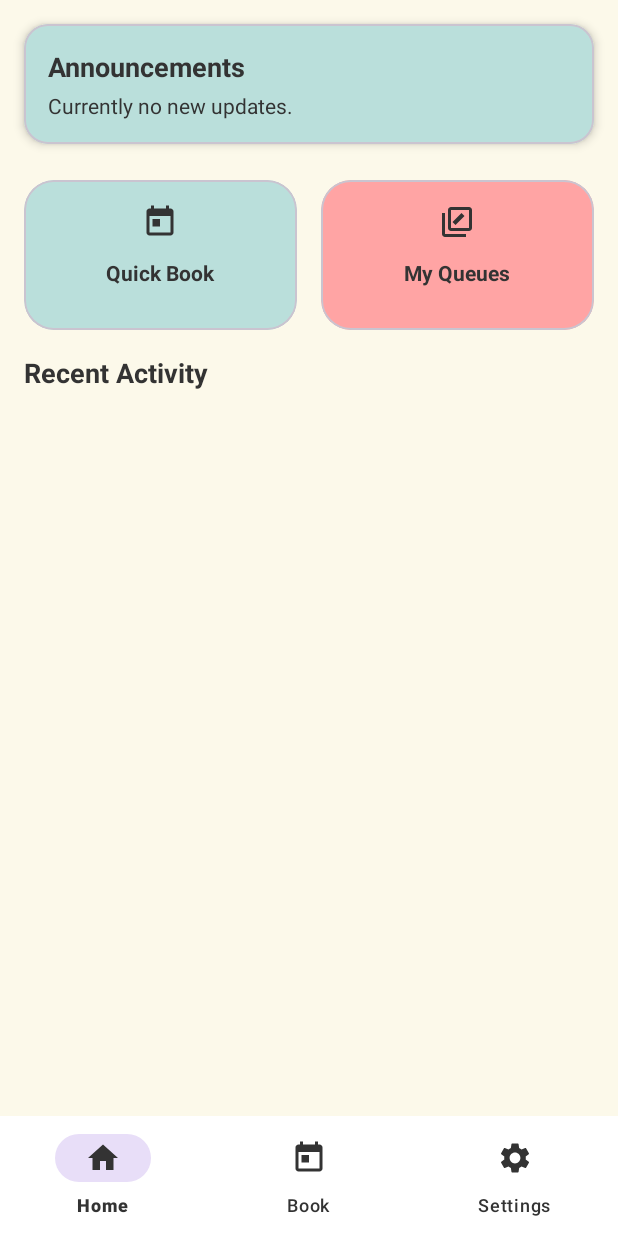
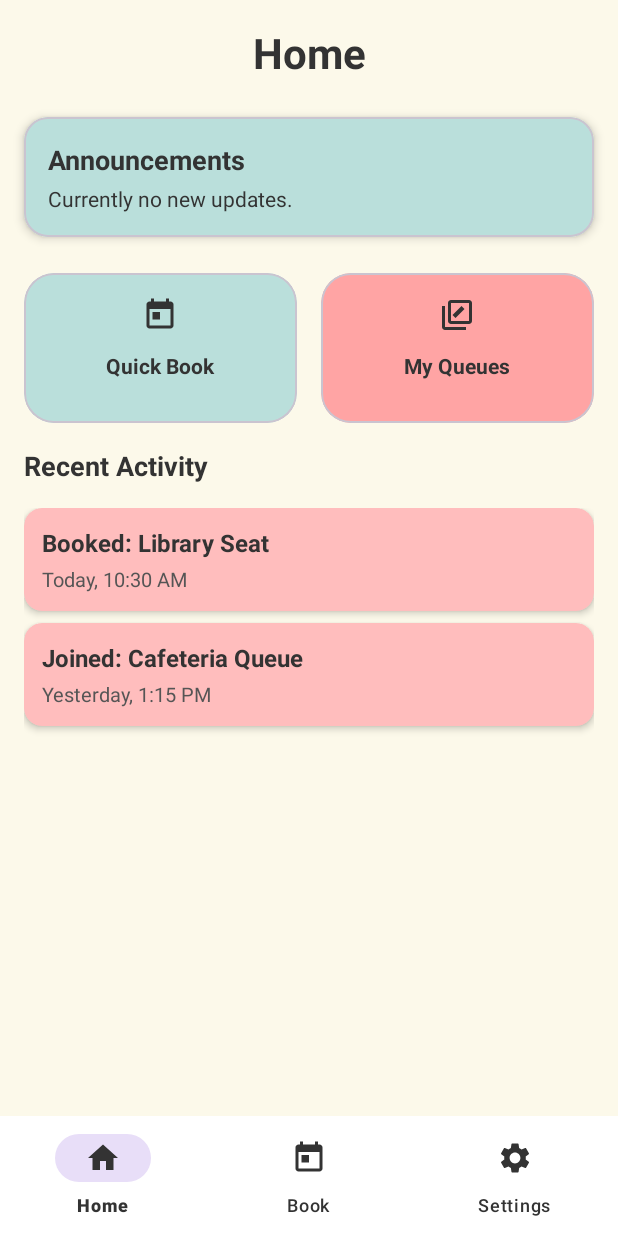
Before and after one commit to boslqx/SmartQueue, an Android app: the screen it shows after launch once a user with an empty profile is signed in (DashboardActivity), on a phone screen of 412 x 824 dp. Run offline under Robolectric (Android 15) with nearby library versions, the phone set to English and light mode, and no system bars; our stand-ins replace Firebase (no records; nobody signed in at launch, a user with empty details on screens opened directly).

Commit message:
implement backend for dashboard

```diff
--- a/app/src/main/java/com/example/smartqueue/DashboardActivity.java
+++ b/app/src/main/java/com/example/smartqueue/DashboardActivity.java
@@ -1,12 +1,113 @@
 package com.example.smartqueue;
 
+import android.content.Intent;
+import android.os.Bundle;
+import android.widget.TextView;
+import android.widget.Toast;
+import android.widget.ImageView;
+import androidx.annotation.NonNull;
 import androidx.appcompat.app.AppCompatActivity;
-import android.os.Bundle;
+import androidx.recyclerview.widget.LinearLayoutManager;
+import androidx.recyclerview.widget.RecyclerView;
+
+import com.google.android.material.bottomnavigation.BottomNavigationView;
+import com.google.android.material.card.MaterialCardView;
+import com.google.firebase.auth.FirebaseAuth;
+import com.google.firebase.firestore.FirebaseFirestore;
+
+import java.util.ArrayList;
+import java.util.HashMap;
+import java.util.Map;
 
 public class DashboardActivity extends AppCompatActivity {
+
+    private TextView tvAnnouncementMessage;
+    private MaterialCardView btnQuickBook, btnMyQueues;
+    private RecyclerView recyclerRecent;
+    private FirebaseAuth mAuth;
+    private FirebaseFirestore db;
+
     @Override
     protected void onCreate(Bundle savedInstanceState) {
         super.onCreate(savedInstanceState);
         setContentView(R.layout.dashboard_activity);
+
+        // Initialize Firebase
+        mAuth = FirebaseAuth.getInstance();
+        db = FirebaseFirestore.getInstance();
+
+        // Initialize UI components
+        tvAnnouncementMessage = findViewById(R.id.tvAnnouncementMessage);
+        btnQuickBook = findViewById(R.id.btnQuickBook);
+        btnMyQueues = findViewById(R.id.btnMyQueues);
+        recyclerRecent = findViewById(R.id.recyclerRecent);
+        BottomNavigationView bottomNav = findViewById(R.id.bottomNav);
+
+        // Load announcement from Firestore (or show default)
+        loadAnnouncement();
+
+        // Load dummy recent activity
+        setupRecyclerView();
+
+        // Button actions
+        btnQuickBook.setOnClickListener(v -> {
+            Toast.makeText(this, "Navigating to Quick Book...", Toast.LENGTH_SHORT).show();
+            startActivity(new Intent(this, BookActivity.class));
+        });
+
+        btnMyQueues.setOnClickListener(v -> {
+            Toast.makeText(this, "Opening My Queues...", Toast.LENGTH_SHORT).show();
+            startActivity(new Intent(this, QueueStatusActivity.class));
+        });
+
+        // Bottom navigation actions
+        bottomNav.setOnItemSelectedListener(item -> {
+            int id = item.getItemId();
+            if (id == R.id.nav_home) {
+                // Already here
+                return true;
+            } else if (id == R.id.nav_book) {
+                startActivity(new Intent(this, BookActivity.class));
+                return true;
+            } else if (id == R.id.nav_settings) {
+                startActivity(new Intent(this, SettingsActivity.class));
+                return true;
+            }
+            return false;
+        });
+    }
+
+    private void loadAnnouncement() {
+        db.collection("announcements")
+                .document("latest")
+                .get()
+                .addOnSuccessListener(document -> {
+                    if (document.exists()) {
+                        String message = document.getString("message");
+                        tvAnnouncementMessage.setText(message);
+                    } else {
+                        tvAnnouncementMessage.setText("Currently no new updates.");
+                    }
+                })
+                .addOnFailureListener(e -> tvAnnouncementMessage.setText("Error loading announcements."));
+    }
+
+    private void setupRecyclerView() {
+        recyclerRecent.setLayoutManager(new LinearLayoutManager(this));
+        ArrayList<Map<String, String>> recentList = new ArrayList<>();
+
+        // Dummy data
+        Map<String, String> item1 = new HashMap<>();
+        item1.put("title", "Booked: Library Seat");
+        item1.put("time", "Today, 10:30 AM");
+
+        Map<String, String> item2 = new HashMap<>();
+        item2.put("title", "Joined: Cafeteria Queue");
+        item2.put("time", "Yesterday, 1:15 PM");
+
+        recentList.add(item1);
+        recentList.add(item2);
+
+        recyclerRecent.setAdapter(new RecentAdapter(recentList));
     }
 }
--- /dev/null
+++ b/app/src/main/java/com/example/smartqueue/RecentAdapter.java
@@ -0,0 +1,51 @@
+package com.example.smartqueue;
+
+import android.view.LayoutInflater;
+import android.view.View;
+import android.view.ViewGroup;
+import android.widget.TextView;
+
+import androidx.annotation.NonNull;
+import androidx.recyclerview.widget.RecyclerView;
+
+import java.util.ArrayList;
+import java.util.Map;
+
+public class RecentAdapter extends RecyclerView.Adapter<RecentAdapter.ViewHolder> {
+
+    private final ArrayList<Map<String, String>> recentList;
+
+    public RecentAdapter(ArrayList<Map<String, String>> recentList) {
+        this.recentList = recentList;
+    }
+
+    @NonNull
+    @Override
+    public ViewHolder onCreateViewHolder(@NonNull ViewGroup parent, int viewType) {
+        View view = LayoutInflater.from(parent.getContext())
+                .inflate(R.layout.item_recent_activity, parent, false);
+        return new ViewHolder(view);
+    }
+
+    @Override
+    public void onBindViewHolder(@NonNull ViewHolder holder, int position) {
+        Map<String, String> item = recentList.get(position);
+        holder.tvTitle.setText(item.get("title"));
+        holder.tvTime.setText(item.get("time"));
+    }
+
+    @Override
+    public int getItemCount() {
+        return recentList.size();
+    }
+
+    public static class ViewHolder extends RecyclerView.ViewHolder {
+        TextView tvTitle, tvTime;
+
+        public ViewHolder(@NonNull View itemView) {
+            super(itemView);
+            tvTitle = itemView.findViewById(R.id.tvTitle);
+            tvTime = itemView.findViewById(R.id.tvTime);
+        }
+    }
+}
--- a/app/src/main/res/layout/dashboard_activity.xml
+++ b/app/src/main/res/layout/dashboard_activity.xml
@@ -7,6 +7,18 @@
     android:orientation="vertical"
     android:background="#FCF9EA"
     tools:context=".DashboardActivity">
+
+    <!-- Home Title -->
+    <TextView
+        android:layout_width="match_parent"
+        android:layout_height="wrap_content"
+        android:text="@string/home_title"
+        android:textSize="28sp"
+        android:textStyle="bold"
+        android:textColor="#333333"
+        android:gravity="center"
+        android:layout_marginTop="16dp"
+        android:layout_marginBottom="8dp" />
 
     <!-- Announcement Section -->
     <com.google.android.material.card.MaterialCardView
--- /dev/null
+++ b/app/src/main/res/layout/item_recent_activity.xml
@@ -0,0 +1,35 @@
+<?xml version="1.0" encoding="utf-8"?>
+<androidx.cardview.widget.CardView xmlns:android="http://schemas.android.com/apk/res/android"
+    xmlns:app="http://schemas.android.com/apk/res-auto"
+    android:layout_width="match_parent"
+    android:layout_height="wrap_content"
+    android:layout_marginBottom="8dp"
+    app:cardCornerRadius="12dp"
+    app:cardElevation="3dp"
+    app:cardBackgroundColor="#FFBDBD">
+
+    <LinearLayout
+        android:layout_width="match_parent"
+        android:layout_height="wrap_content"
+        android:orientation="vertical"
+        android:padding="12dp">
+
+        <TextView
+            android:id="@+id/tvTitle"
+            android:layout_width="wrap_content"
+            android:layout_height="wrap_content"
+            android:text="@string/activity_title"
+            android:textColor="#333333"
+            android:textStyle="bold"
+            android:textSize="16sp" />
+
+        <TextView
+            android:id="@+id/tvTime"
+            android:layout_width="wrap_content"
+            android:layout_height="wrap_content"
+            android:text="@string/time_info"
+            android:textColor="#555555"
+            android:textSize="13sp"
+            android:layout_marginTop="4dp" />
+    </LinearLayout>
+</androidx.cardview.widget.CardView>
--- a/app/src/main/res/values/strings.xml
+++ b/app/src/main/res/values/strings.xml
@@ -37,9 +37,15 @@
     <string name="home">Home</string>
     <string name="book">Book</string>
     <string name="settings">Settings</string>
+    <string name="home_title">Home</string>
 
     <!-- Login -->
     <string name="welcome_back">Welcome Back!</string>
     <string name="forgot_password">Forgot password?</string>
     <string name="sign_up_prompt">Don\'t have an account? Sign up</string>
+
+    <!-- Recent Activity -->
+    <string name="activity_title">Activity Title</string>
+    <string name="time_info">Time info</string>
+
 </resources>
```
